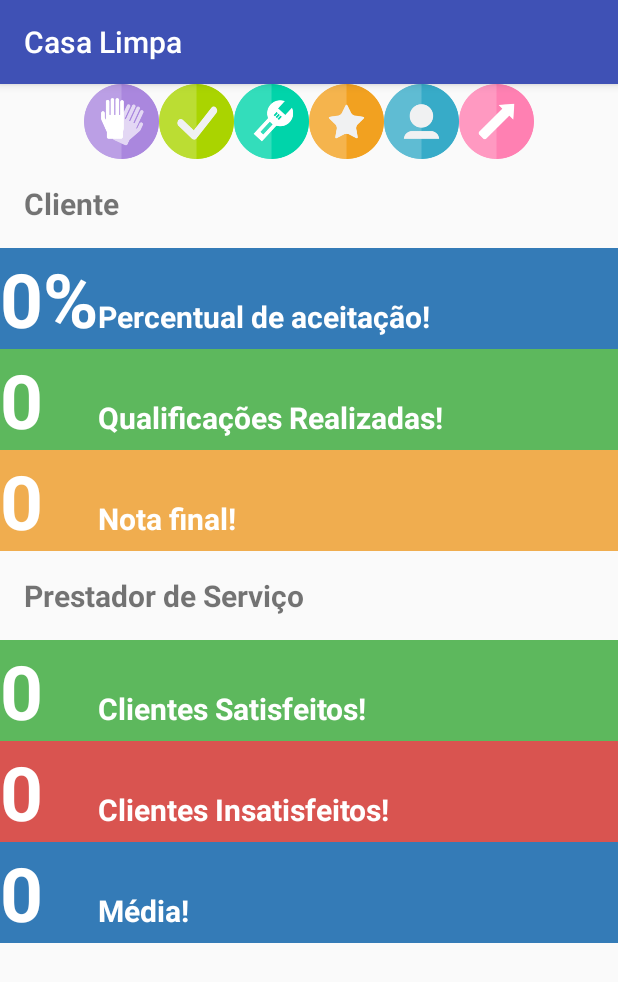
After one commit to DanielM2305/CasaLimpa, an Android app: the AvaliacoesActivity screen opened directly, with no data from a screen before it, on a phone screen of 412 x 824 dp. The commit adds this screen. Shown: the top 982 px of the screen. Run offline under Robolectric (Android 15) with nearby library versions, the phone set to English and light mode, and no system bars.

Commit message:
Adicionado Tela Avaliações Faltam apenas telas contratar serviço e serviços prestados

```diff
--- a/app/src/main/AndroidManifest.xml
+++ b/app/src/main/AndroidManifest.xml
@@ -14,7 +14,6 @@
             android:name=".PaginaInicioActivity"
             android:screenOrientation="portrait"
             android:theme="@style/AppTheme.NoActionBar">
-
             <intent-filter>
                 <action android:name="android.intent.action.MAIN" />
 
@@ -45,7 +44,8 @@
             android:name=".AdicionarNovoServicoActivity"
             android:label="@string/adicionar_novo_servico"
             android:screenOrientation="portrait" />
-        <activity android:name=".PainelDeControleActivity"></activity>
+        <activity android:name=".PainelDeControleActivity" />
+        <activity android:name=".AvaliacoesActivity"></activity>
     </application>
 
 </manifest>
--- /dev/null
+++ b/app/src/main/java/casalimpa/projeto/com/casalimpa/AvaliacoesActivity.java
@@ -0,0 +1,15 @@
+package casalimpa.projeto.com.casalimpa;
+
+import android.support.v7.app.AppCompatActivity;
+import android.os.Bundle;
+
+import casalimpa.projeto.com.casalimpa.funcoesExternas.MenusFuncionais;
+
+public class AvaliacoesActivity extends MenusFuncionais {
+
+    @Override
+    protected void onCreate(Bundle savedInstanceState) {
+        super.onCreate(savedInstanceState);
+        setContentView(R.layout.activity_avaliacoes);
+    }
+}
--- a/app/src/main/java/casalimpa/projeto/com/casalimpa/funcoesExternas/MenusFuncionais.java
+++ b/app/src/main/java/casalimpa/projeto/com/casalimpa/funcoesExternas/MenusFuncionais.java
@@ -5,6 +5,7 @@ import android.support.v7.app.AppCompatActivity;
 import android.view.View;
 import android.widget.Toast;
 
+import casalimpa.projeto.com.casalimpa.AvaliacoesActivity;
 import casalimpa.projeto.com.casalimpa.MeuPerfilActivity;
 import casalimpa.projeto.com.casalimpa.MeusServicosActivity;
 import casalimpa.projeto.com.casalimpa.PaginaInicioActivity;
@@ -33,6 +34,8 @@ public class MenusFuncionais extends AppCompatActivity {
 
     public void avaliacoesBotao(View view){
         Toast.makeText(this, "Avaliações", Toast.LENGTH_SHORT).show();
+        Intent intent = new Intent(getApplicationContext(), AvaliacoesActivity.class);
+        startActivity(intent);
     }
 
     public void meuperfilBotao(View view){
--- /dev/null
+++ b/app/src/main/res/layout/activity_avaliacoes.xml
@@ -0,0 +1,176 @@
+<?xml version="1.0" encoding="utf-8"?>
+<android.support.v7.widget.LinearLayoutCompat xmlns:android="http://schemas.android.com/apk/res/android"
+    xmlns:tools="http://schemas.android.com/tools"
+    android:layout_width="match_parent"
+    android:layout_height="match_parent"
+    tools:context="casalimpa.projeto.com.casalimpa.AvaliacoesActivity">
+
+
+    <LinearLayout
+        android:layout_width="match_parent"
+        android:layout_height="match_parent"
+        android:orientation="vertical">
+
+
+        <LinearLayout
+            android:layout_width="wrap_content"
+            android:layout_height="50dp"
+            android:orientation="horizontal"
+            android:layout_gravity="top|center_horizontal">
+            <include
+                layout="@layout/activity_painel_de_controle"
+                android:layout_width="wrap_content"
+                android:layout_height="wrap_content" />
+
+        </LinearLayout>
+    <LinearLayout
+        android:layout_width="match_parent"
+        android:layout_height="match_parent"
+        android:orientation="vertical"
+        tools:layout_editor_absoluteX="0dp"
+        tools:layout_editor_absoluteY="50dp">
+
+    <ScrollView
+        android:layout_width="match_parent"
+        android:layout_height="wrap_content">
+
+
+    <LinearLayout
+        android:layout_width="match_parent"
+        android:layout_height="match_parent"
+        android:orientation="vertical">
+
+        <TextView
+            android:layout_width="match_parent"
+            android:layout_height="wrap_content"
+            android:layout_margin="@dimen/fab_margin"
+            android:text="Cliente"
+            android:textSize="@dimen/tamanhoTitulosFormulario"
+            android:textStyle="bold"/>
+        <TableLayout
+            android:layout_width="match_parent"
+            android:layout_height="wrap_content">
+            <TableRow
+                android:background="#347bb7">
+                <TextView
+                    android:id="@+id/percentualAvaliacoesId"
+                    android:layout_width="match_parent"
+                    android:layout_height="wrap_content"
+                    android:text="0%"
+                    android:textSize="@dimen/tamanhoTextoNumeroAvaliacoes"
+                    android:textColor="@color/corLetrasBrancas"
+                    android:textStyle="bold"/>
+                <TextView
+                    android:layout_width="match_parent"
+                    android:layout_height="wrap_content"
+                    android:text="Percentual de aceitação!"
+                    android:textColor="@color/corLetrasBrancas"
+                    android:textSize="@dimen/tamanhoTitulosFormulario"
+                    android:textStyle="bold"/>
+            </TableRow>
+            <TableRow
+                android:background="#5db85d">
+                <TextView
+                    android:id="@+id/qualificacoesRealizadasId"
+                    android:layout_width="match_parent"
+                    android:layout_height="wrap_content"
+                    android:text="0"
+                    android:textSize="@dimen/tamanhoTextoNumeroAvaliacoes"
+                    android:textColor="@color/corLetrasBrancas"
+                    android:textStyle="bold"/>
+                <TextView
+                    android:layout_width="match_parent"
+                    android:layout_height="wrap_content"
+                    android:text="Qualificações Realizadas!"
+                    android:textColor="@color/corLetrasBrancas"
+                    android:textSize="@dimen/tamanhoTitulosFormulario"
+                    android:textStyle="bold"/>
+            </TableRow>
+            <TableRow
+                android:background="#f0ad4f">
+                <TextView
+                    android:id="@+id/notaFinalId"
+                    android:layout_width="match_parent"
+                    android:layout_height="wrap_content"
+                    android:text="0"
+                    android:textSize="@dimen/tamanhoTextoNumeroAvaliacoes"
+                    android:textColor="@color/corLetrasBrancas"
+                    android:textStyle="bold"/>
+                <TextView
+                    android:layout_width="match_parent"
+                    android:layout_height="wrap_content"
+                    android:text="Nota final!"
+                    android:textColor="@color/corLetrasBrancas"
+                    android:textSize="@dimen/tamanhoTitulosFormulario"
+                    android:textStyle="bold"/>
+            </TableRow>
+            <TextView
+                android:layout_width="match_parent"
+                android:layout_height="wrap_content"
+                android:layout_margin="@dimen/fab_margin"
+                android:text="Prestador de Serviço"
+                android:textSize="@dimen/tamanhoTitulosFormulario"
+                android:textStyle="bold"/>
+            <TableRow
+                android:background="#5db85d">
+                <TextView
+                    android:id="@+id/clientesSatisfeitosId"
+                    android:layout_width="match_parent"
+                    android:layout_height="wrap_content"
+                    android:text="0"
+                    android:textSize="@dimen/tamanhoTextoNumeroAvaliacoes"
+                    android:textColor="@color/corLetrasBrancas"
+                    android:textStyle="bold"/>
+                <TextView
+                    android:layout_width="match_parent"
+                    android:layout_height="wrap_content"
+                    android:text="Clientes Satisfeitos!"
+                    android:textColor="@color/corLetrasBrancas"
+                    android:textSize="@dimen/tamanhoTitulosFormulario"
+                    android:textStyle="bold"/>
+            </TableRow>
+            <TableRow
+                android:background="#d95450">
+                <TextView
+                    android:id="@+id/clientesInsatisfeitosIdId"
+                    android:layout_width="match_parent"
+                    android:layout_height="wrap_content"
+                    android:text="0"
+                    android:textSize="@dimen/tamanhoTextoNumeroAvaliacoes"
+                    android:textColor="@color/corLetrasBrancas"
+                    android:textStyle="bold"/>
+                <TextView
+                    android:layout_width="match_parent"
+                    android:layout_height="wrap_content"
+                    android:text="Clientes Insatisfeitos!"
+                    android:textColor="@color/corLetrasBrancas"
+                    android:textSize="@dimen/tamanhoTitulosFormulario"
+                    android:textStyle="bold"/>
+            </TableRow>
+            <TableRow
+                android:background="#347bb7">
+                <TextView
+                    android:id="@+id/mediaId"
+                    android:layout_width="match_parent"
+                    android:layout_height="wrap_content"
+                    android:text="0"
+                    android:textSize="@dimen/tamanhoTextoNumeroAvaliacoes"
+                    android:textColor="@color/corLetrasBrancas"
+                    android:textStyle="bold"/>
+                <TextView
+                    android:layout_width="match_parent"
+                    android:layout_height="wrap_content"
+                    android:text="Média!"
+                    android:textColor="@color/corLetrasBrancas"
+                    android:textSize="@dimen/tamanhoTitulosFormulario"
+                    android:textStyle="bold"/>
+            </TableRow>
+        </TableLayout>
+
+    </LinearLayout>
+  </ScrollView>
+ </LinearLayout>
+</LinearLayout>
+
+
+</android.support.v7.widget.LinearLayoutCompat>
--- a/app/src/main/res/layout/activity_dashboard.xml
+++ b/app/src/main/res/layout/activity_dashboard.xml
@@ -7,16 +7,17 @@
     tools:context="casalimpa.projeto.com.casalimpa.Dashboard">
 
 
-    <GridLayout
+    <LinearLayout
         android:layout_width="match_parent"
         android:layout_height="match_parent"
         android:orientation="vertical">
+
+
         <LinearLayout
             android:layout_width="wrap_content"
             android:layout_height="50dp"
             android:orientation="horizontal"
             android:layout_gravity="top|center_horizontal">
-
             <include
                 layout="@layout/activity_painel_de_controle"
                 android:layout_width="wrap_content"
@@ -131,5 +132,5 @@
     </LinearLayout>
 
 
-    </GridLayout>
+    </LinearLayout>
 </android.support.v7.widget.LinearLayoutCompat>
--- a/app/src/main/res/layout/activity_meus_servicos.xml
+++ b/app/src/main/res/layout/activity_meus_servicos.xml
@@ -10,7 +10,7 @@
                   Funcionam em conjunto qualquer alteração pode gerar erros pois elas juntas são o ListView de Serviços-->
     <!--Erro a se consertar (Está cortanto o último serviço)-->
 
-    <GridLayout
+    <LinearLayout
         android:layout_width="match_parent"
         android:layout_height="match_parent"
         android:orientation="vertical">
@@ -52,6 +52,6 @@
 
         </LinearLayout>
 
-</GridLayout>
+</LinearLayout>
 
 </android.support.v7.widget.LinearLayoutCompat>
--- a/app/src/main/res/values/dimens.xml
+++ b/app/src/main/res/values/dimens.xml
@@ -5,6 +5,7 @@
     <dimen name="tamanhoTextoGeral">15sp</dimen>
     <dimen name="tamanhoTextoBotoes">20sp</dimen>
     <dimen name="tamanhoTextoNumeroDashboard">50sp</dimen>
+    <dimen name="tamanhoTextoNumeroAvaliacoes">50sp</dimen>
     <!-- Default screen margins, per the Android Design guidelines. -->
     <dimen name="activity_horizontal_margin">16dp</dimen>
     <dimen name="activity_vertical_margin">16dp</dimen>
--- a/app/src/main/res/values/styles.xml
+++ b/app/src/main/res/values/styles.xml
@@ -17,4 +17,5 @@
 
     <style name="AppTheme.PopupOverlay" parent="ThemeOverlay.AppCompat.Light" />
 
+
 </resources>
```
Also changed, not shown: app/src/main/res/values/strings.xml (indentation only). Lines whose indentation alone changed are shown as unchanged.
